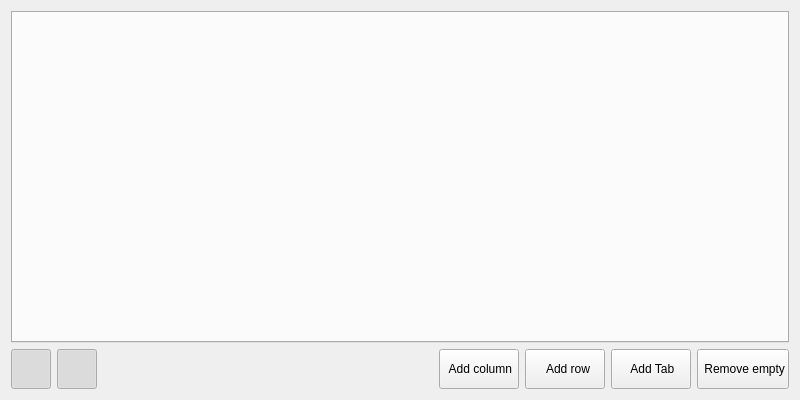
This is plotter_gui/tabbedplotwidget.ui in ziparker/PlotJuggler as Qt 5 draws it before an edit. The edited form follows.
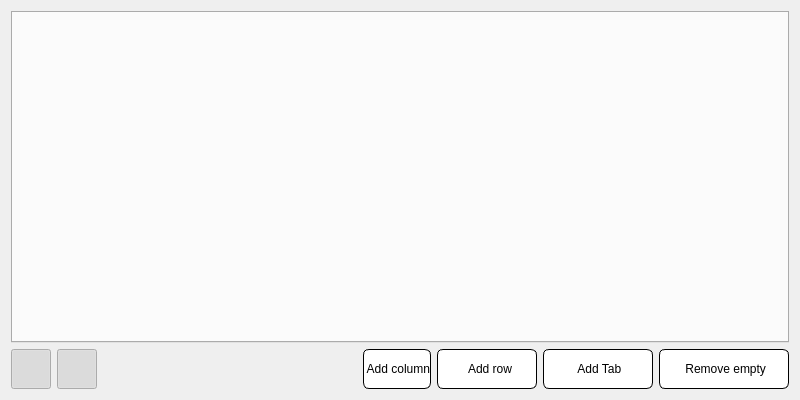
This is the edited form. Icons and pictures are not drawn.

```diff
--- a/plotter_gui/tabbedplotwidget.ui
+++ b/plotter_gui/tabbedplotwidget.ui
@@ -231,6 +231,12 @@
            <property name="focusPolicy">
             <enum>Qt::NoFocus</enum>
            </property>
+           <property name="styleSheet">
+            <string notr="true">border: 1px solid black;
+border-radius: 6px;
+background: white;
+</string>
+           </property>
            <property name="text">
             <string> Add column</string>
            </property>
@@ -244,6 +250,9 @@
              <height>26</height>
             </size>
            </property>
+           <property name="flat">
+            <bool>false</bool>
+           </property>
           </widget>
          </item>
          <item>
@@ -256,7 +265,7 @@
            </property>
            <property name="minimumSize">
             <size>
-             <width>0</width>
+             <width>100</width>
              <height>40</height>
             </size>
            </property>
@@ -269,6 +278,12 @@
            <property name="focusPolicy">
             <enum>Qt::NoFocus</enum>
            </property>
+           <property name="styleSheet">
+            <string notr="true">border: 1px solid black;
+border-radius: 6px;
+background: white;
+</string>
+           </property>
            <property name="text">
             <string>  Add row</string>
            </property>
@@ -288,7 +303,7 @@
           <widget class="QPushButton" name="addTabButton">
            <property name="minimumSize">
             <size>
-             <width>0</width>
+             <width>110</width>
              <height>40</height>
             </size>
            </property>
@@ -301,6 +316,12 @@
            <property name="focusPolicy">
             <enum>Qt::NoFocus</enum>
            </property>
+           <property name="styleSheet">
+            <string notr="true">border: 1px solid black;
+border-radius: 6px;
+background: white;
+</string>
+           </property>
            <property name="text">
             <string> Add Tab</string>
            </property>
@@ -323,7 +344,7 @@
            </property>
            <property name="minimumSize">
             <size>
-             <width>0</width>
+             <width>130</width>
              <height>40</height>
             </size>
            </property>
@@ -336,6 +357,12 @@
            <property name="focusPolicy">
             <enum>Qt::NoFocus</enum>
            </property>
+           <property name="styleSheet">
+            <string notr="true">border: 1px solid black;
+border-radius: 6px;
+background: white;
+</string>
+           </property>
            <property name="text">
             <string> Remove empty</string>
            </property>
```
Left out of the diff: 11 changed lines with no effect on the pictures.
